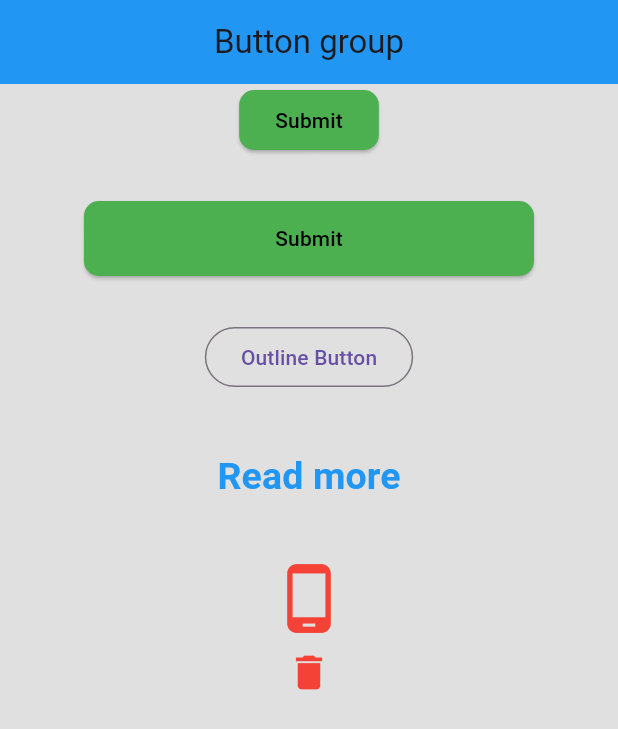
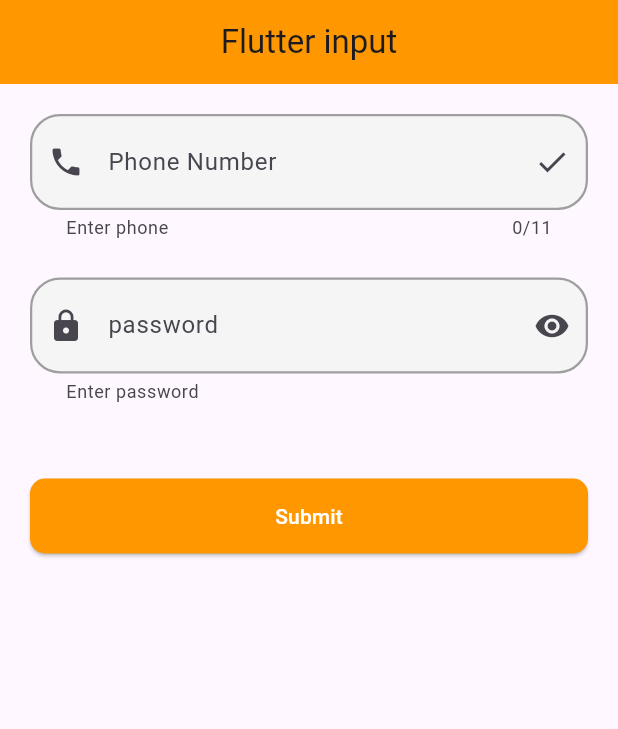
Before and after one commit to taufiqurSabbir/ostad_flutter_12, a Flutter app: the screen it shows after launch, on a phone screen of 412 x 824 dp. Shown: the top 729 px of the screen. Run offline on Flutter 3.47's test engine with Material 3 defaults, Android fonts, the phone set to English and light mode, and no system bars.

Commit message:
module_10_class_2

```diff
--- a/lib/app.dart
+++ b/lib/app.dart
@@ -1,7 +1,7 @@
 import 'package:flutter/material.dart';
-
-import 'Button_group.dart';
 import 'home.dart';
+import 'module_10/Button_group.dart';
+import 'module_10/input_flutter.dart';
 
 class MyApp extends StatelessWidget{
   MyApp({super.key});
@@ -10,7 +10,7 @@
   Widget build(BuildContext contex){
     return MaterialApp(
       title: 'Batch-12',
-      home: ButtonGroup(),
+      home: FlutterInput(),
     );
   }
 }
--- a/lib/Button_group.dart
+++ b/lib/module_10/Button_group.dart
@@ -73,10 +73,53 @@
                   Icons.delete,
                   size: 30,
                   color: Colors.red,
-                ))
+                )),
+
+
+            GestureDetector(
+              onLongPress: (){
+                print('Taped on long press');
+              },
+              onDoubleTap: (){
+                print('Double tap');
+              },
+              onTap: (){
+                print('Taped on test');
+              },
+              child: Text('This is test text',
+              style: TextStyle(
+                fontSize: 50
+              ),
+              ),
+            ),
+
+
+            InkWell(
+              onTap: (){
+                print('On taped inkwell');
+              },
+              child: Text('This is test text 2',
+                style: TextStyle(
+                    fontSize: 50
+                ),
+              ),
+            ),
+
+
+
+
+
+
           ],
         ),
       ),
+      floatingActionButton: FloatingActionButton(
+        backgroundColor: Colors.red,
+        foregroundColor: Colors.white,
+
+        onPressed: (){
+        print('Clicked on add');
+      }, child: Icon(Icons.add),),
     );
   }
 }
--- /dev/null
+++ b/lib/module_10/input_flutter.dart
@@ -0,0 +1,98 @@
+import 'package:flutter/material.dart';
+
+class FlutterInput extends StatelessWidget {
+  const FlutterInput({super.key});
+
+  @override
+  Widget build(BuildContext context) {
+    TextEditingController phoneController = TextEditingController();
+    TextEditingController passwordController = TextEditingController();
+
+    return Scaffold(
+      appBar: AppBar(
+        title: Text('Flutter input'),
+        backgroundColor: Colors.orange,
+        centerTitle: true,
+      ),
+      body: Padding(
+        padding: const EdgeInsets.all(20.0),
+        child: Column(
+          children: [
+            TextField(
+              controller: phoneController,
+              keyboardType: TextInputType.phone,
+              maxLength: 11,
+              cursorColor: Colors.deepPurple,
+              decoration: InputDecoration(
+                  hintText: 'Enter your number',
+                  hintStyle: TextStyle(color: Colors.red),
+                  helperText: 'Enter phone',
+                  labelText: 'Phone Number',
+                  prefixIcon: Icon(Icons.phone),
+                  suffixIcon: Icon(Icons.check),
+                  border: OutlineInputBorder(
+                      borderRadius: BorderRadius.circular(20)),
+                  enabledBorder: OutlineInputBorder(
+                      borderRadius: BorderRadius.circular(20),
+                      borderSide: BorderSide(color: Colors.grey, width: 1.5)),
+                  focusedBorder: OutlineInputBorder(
+                      borderRadius: BorderRadius.circular(20),
+                      borderSide: BorderSide(color: Colors.orange, width: 1.5)),
+                  filled: true,
+                  fillColor: Colors.grey.shade100,
+                  contentPadding: EdgeInsets.all(20)),
+            ),
+            SizedBox(
+              height: 25,
+            ),
+            TextField(
+              controller: passwordController,
+              obscureText: true,
+              cursorColor: Colors.deepPurple,
+              decoration: InputDecoration(
+                  hintText: 'Enter password',
+                  hintStyle: TextStyle(color: Colors.red),
+                  helperText: 'Enter password',
+                  labelText: 'password',
+                  prefixIcon: Icon(Icons.lock),
+                  suffixIcon: Icon(Icons.remove_red_eye),
+                  border: OutlineInputBorder(
+                      borderRadius: BorderRadius.circular(20)),
+                  enabledBorder: OutlineInputBorder(
+                      borderRadius: BorderRadius.circular(20),
+                      borderSide: BorderSide(color: Colors.grey, width: 1.5)),
+                  focusedBorder: OutlineInputBorder(
+                      borderRadius: BorderRadius.circular(20),
+                      borderSide: BorderSide(color: Colors.orange, width: 1.5)),
+                  filled: true,
+                  fillColor: Colors.grey.shade100,
+                  contentPadding: EdgeInsets.all(20)),
+            ),
+            SizedBox(
+              height: 50,
+            ),
+            SizedBox(
+              height: 50,
+              width: double.infinity,
+              // width: double.infinity,
+              child: ElevatedButton(
+                  style: ElevatedButton.styleFrom(
+                      backgroundColor: Colors.orange,
+                      foregroundColor: Colors.white,
+                      shape: RoundedRectangleBorder(
+                          borderRadius: BorderRadius.circular(10))),
+                  onPressed: () {
+                    print(phoneController.text);
+                    print(passwordController.text);
+
+                    phoneController.clear();
+                    passwordController.clear();
+                  },
+                  child: Text('Submit')),
+            ),
+          ],
+        ),
+      ),
+    );
+  }
+}
```
